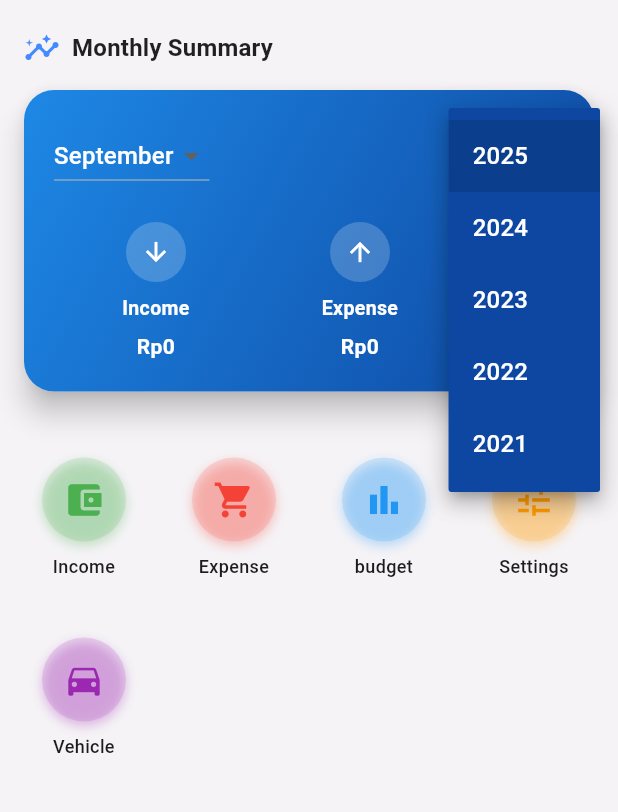
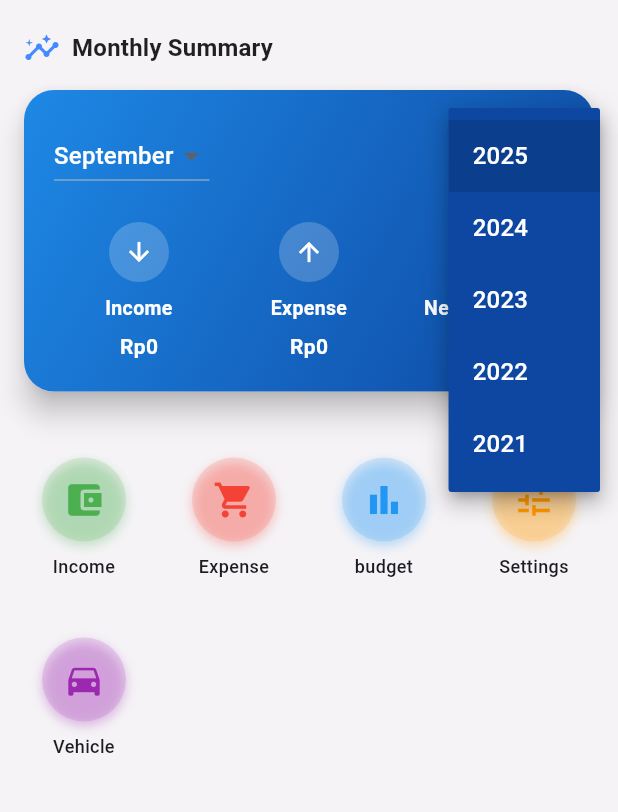
Before and after one commit to triagungbiantoro-sketch/famfinplan, a Flutter app: the screen it shows after launch, after a tap on an icon or button, on a phone screen of 412 x 824 dp, the part 84-896 px from its top. Run offline on Flutter 3.47's test engine with Material 3 defaults, Android fonts, the phone set to English and light mode, and no system bars; our stand-ins replace easy_localization, shared_preferences, sqflite; accounts and stored records are empty.

Commit message:
perbaikan tampilan summary

```diff
--- a/lib/db/database_helper.dart
+++ b/lib/db/database_helper.dart
@@ -32,7 +32,7 @@ class DatabaseHelper {
     await db.execute('''
       CREATE TABLE income (
         id INTEGER PRIMARY KEY AUTOINCREMENT,
-        amount INTEGER NOT NULL,
+        amount REAL NOT NULL,
         category TEXT,
         note TEXT,
         date TEXT NOT NULL
@@ -42,7 +42,7 @@ class DatabaseHelper {
     await db.execute('''
       CREATE TABLE expense (
         id INTEGER PRIMARY KEY AUTOINCREMENT,
-        amount INTEGER NOT NULL,
+        amount REAL NOT NULL,
         category TEXT,
         note TEXT,
         date TEXT NOT NULL
@@ -135,6 +135,15 @@ class DatabaseHelper {
     return await db.query('income', orderBy: "date DESC");
   }
 
+  Future<List<Map<String, dynamic>>> getIncomesByMonthYear(int month, int year) async {
+    final db = await database;
+    final all = await db.query('income', orderBy: "date DESC");
+    return all.where((inc) {
+      final date = _parseDate(inc['date']);
+      return date.month == month && date.year == year;
+    }).toList();
+  }
+
   Future<int> updateIncome(int id, Map<String, dynamic> row) async {
     final db = await database;
     final result = await db.update('income', row, where: 'id = ?', whereArgs: [id]);
@@ -160,6 +169,15 @@ class DatabaseHelper {
   Future<List<Map<String, dynamic>>> getExpenses() async {
     final db = await database;
     return await db.query('expense', orderBy: "date DESC");
+  }
+
+  Future<List<Map<String, dynamic>>> getExpensesByMonthYear(int month, int year) async {
+    final db = await database;
+    final all = await db.query('expense', orderBy: "date DESC");
+    return all.where((exp) {
+      final date = _parseDate(exp['date']);
+      return date.month == month && date.year == year;
+    }).toList();
   }
 
   Future<int> updateExpense(int id, Map<String, dynamic> row) async {
@@ -263,7 +281,7 @@ class DatabaseHelper {
     final old = await db.query('budget_usage', where: 'id = ?', whereArgs: [id]);
     if (old.isEmpty) return;
 
-    final oldAmount = old.first['amount'] as double;
+    final oldAmount = old.first['amount'] is int ? (old.first['amount'] as int).toDouble() : old.first['amount'] as double;
     await db.update('budget_usage', {'amount': newAmount, 'note': note}, where: 'id = ?', whereArgs: [id]);
 
     final budget = await getBudget(month: month);
@@ -279,7 +297,7 @@ class DatabaseHelper {
     final usage = await db.query('budget_usage', where: 'id = ?', whereArgs: [id]);
     if (usage.isEmpty) return;
 
-    final amount = usage.first['amount'] as double;
+    final amount = usage.first['amount'] is int ? (usage.first['amount'] as int).toDouble() : usage.first['amount'] as double;
     await db.delete('budget_usage', where: 'id = ?', whereArgs: [id]);
 
     final budget = await getBudget(month: month);
@@ -301,5 +319,37 @@ class DatabaseHelper {
     dataChanged.value = !dataChanged.value;
   }
 
+  // -------------------- SUMMARY --------------------
+  Future<Map<String, double>> getMonthlySummary(int month, int year) async {
+    final incomes = await getIncomesByMonthYear(month, year);
+    final expenses = await getExpensesByMonthYear(month, year);
+
+    double totalIncome = 0.0;
+    double totalExpense = 0.0;
+
+    for (var inc in incomes) {
+      final amt = inc['amount'];
+      if (amt is int) totalIncome += amt.toDouble();
+      if (amt is double) totalIncome += amt;
+    }
+
+    for (var exp in expenses) {
+      final amt = exp['amount'];
+      if (amt is int) totalExpense += amt.toDouble();
+      if (amt is double) totalExpense += amt;
+    }
+
+    return {
+      'income': totalIncome,
+      'expense': totalExpense,
+    };
+  }
+
+  // -------------------- HELPER --------------------
   String _formatMonth(DateTime date) => DateFormat('yyyy-MM').format(date);
+
+  DateTime _parseDate(Object? value) {
+    if (value == null) throw FormatException("Date value is null");
+    return DateTime.parse(value as String);
+  }
 }
--- a/lib/screens/summary_card.dart
+++ b/lib/screens/summary_card.dart
@@ -29,7 +29,6 @@ class _SummaryCardState extends State<SummaryCard> {
   String _currencySymbol = "Rp";
   String _currencyCode = "IDR";
 
-  // closure untuk listener agar bisa removeListener
   late VoidCallback _currencyListener;
 
   @override
@@ -45,6 +44,15 @@ class _SummaryCardState extends State<SummaryCard> {
     DatabaseHelper.instance.dataChanged.removeListener(_loadSummary);
     SettingsNotifier.instance.currentCurrency.removeListener(_currencyListener);
     super.dispose();
+  }
+
+  @override
+  void didUpdateWidget(covariant SummaryCard oldWidget) {
+    super.didUpdateWidget(oldWidget);
+    if (oldWidget.selectedMonth != widget.selectedMonth ||
+        oldWidget.selectedYear != widget.selectedYear) {
+      _loadSummary();
+    }
   }
 
   void _initSettings() async {
@@ -69,33 +77,14 @@ class _SummaryCardState extends State<SummaryCard> {
   Future<void> _loadSummary() async {
     final month = widget.selectedMonth;
     final year = widget.selectedYear;
-    final db = DatabaseHelper.instance;
 
-    final incomeList = await db.getIncomes();
-    final expenseList = await db.getExpenses();
-
-    double monthIncome = 0;
-    double monthExpense = 0;
-
-    for (var inc in incomeList) {
-      final date = DateTime.parse(inc['date']);
-      if (date.month == month && date.year == year) {
-        monthIncome += (inc['amount'] as num).toDouble();
-      }
-    }
-
-    for (var exp in expenseList) {
-      final date = DateTime.parse(exp['date']);
-      if (date.month == month && date.year == year) {
-        monthExpense += (exp['amount'] as num).toDouble();
-      }
-    }
+    final summary = await DatabaseHelper.instance.getMonthlySummary(month, year);
 
     if (!mounted) return;
 
     setState(() {
-      totalIncome = monthIncome;
-      totalExpense = monthExpense;
+      totalIncome = summary['income'] ?? 0.0;
+      totalExpense = summary['expense'] ?? 0.0;
     });
   }
 
@@ -174,10 +163,9 @@ class _SummaryCardState extends State<SummaryCard> {
               ),
               const SizedBox(height: 20),
 
-              // Ringkasan isi (scrollable horizontal)
-              SingleChildScrollView(
-                scrollDirection: Axis.horizontal,
-                child: Row(
+              // Ringkasan isi (tanpa scroll horizontal, pakai Expanded)
+              Row(
+                mainAxisAlignment: MainAxisAlignment.spaceEvenly,
                 children: [
                   _buildSummaryItem(
                     icon: Icons.arrow_downward,
@@ -196,7 +184,6 @@ class _SummaryCardState extends State<SummaryCard> {
                   ),
                 ],
               ),
-              ),
             ],
           ),
         ),
@@ -209,9 +196,7 @@ class _SummaryCardState extends State<SummaryCard> {
     required String label,
     required double amount,
   }) {
-    return Container(
-      width: 120,
-      margin: const EdgeInsets.symmetric(horizontal: 8),
+    return Expanded(
       child: Column(
         children: [
           CircleAvatar(
@@ -226,11 +211,13 @@ class _SummaryCardState extends State<SummaryCard> {
             textAlign: TextAlign.center,
           ),
           const SizedBox(height: 6),
-          Text(
+          FittedBox(
+            fit: BoxFit.scaleDown,
+            child: Text(
               formatCurrency(amount),
               style: const TextStyle(fontSize: 14, fontWeight: FontWeight.bold, color: Colors.white),
               textAlign: TextAlign.center,
-            overflow: TextOverflow.ellipsis,
+            ),
           ),
         ],
       ),
```
Lines whose indentation alone changed are shown as unchanged.
